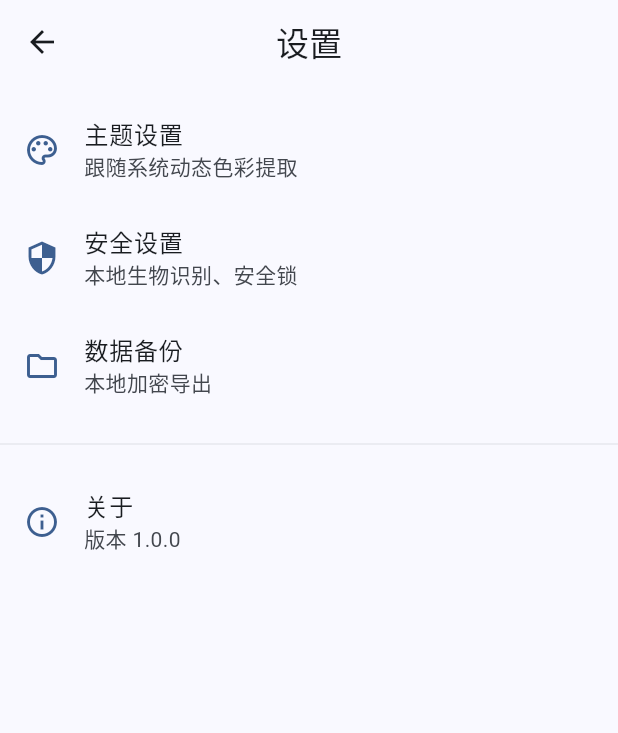
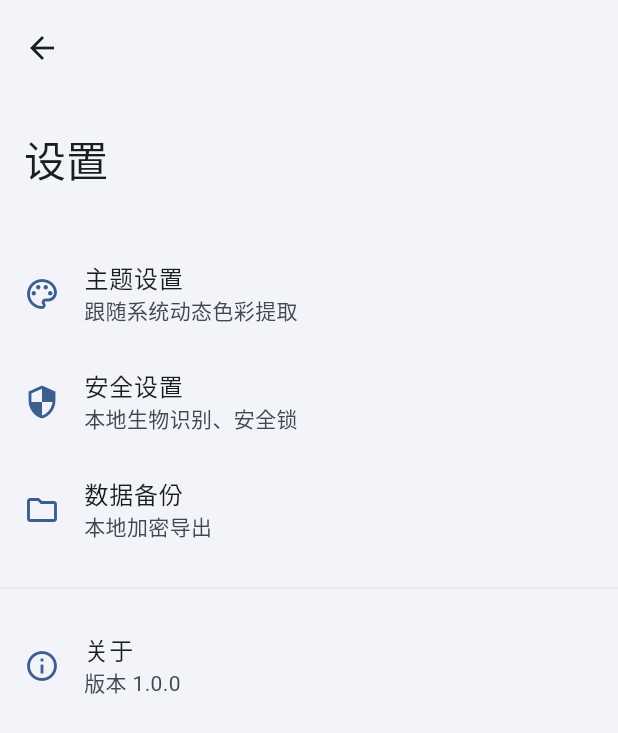
Before and after one commit to CFSL-E/PASS-F1, a Flutter app: the screen it shows after launch, after a tap on the "menu" icon, on a phone screen of 412 x 824 dp. Shown: the top 733 px of the screen. Run offline on Flutter 3.47's test engine with Material 3 defaults, Android fonts, the phone set to English and light mode, and no system bars; drawn by our look-alikes of dynamic_color.

Commit message:
Add files via upload

```diff
--- a/lib/main.dart
+++ b/lib/main.dart
@@ -1,68 +1,9 @@
 import 'package:flutter/material.dart';
 import 'package:dynamic_color/dynamic_color.dart';
-import 'package:animations/animations.dart';
 import 'screens/home_screen.dart';
 
 void main() {
   runApp(const PasswordManagerApp());
-}
-
-// 提供自定义带时长的 PageRoute，以达到 450ms 的沉稳 Pixel 动画体验
-class PixelPageRoute<T> extends PageRouteBuilder<T> {
-  final Widget page;
-
-  PixelPageRoute({required this.page})
-      : super(
-          pageBuilder: (context, animation, secondaryAnimation) => page,
-          transitionDuration: const Duration(milliseconds: 450),
-          reverseTransitionDuration: const Duration(milliseconds: 450),
-          transitionsBuilder: (context, animation, secondaryAnimation, child) {
-            final curveAnimation = CurvedAnimation(
-              parent: animation,
-              // 改用 easeInOutCubic 提供更沉稳的阻尼感，消除生硬弹跳
-              curve: Curves.easeInOutCubic,
-              reverseCurve: Curves.easeInOutCubic.flipped,
-            );
-
-            return SharedAxisTransition(
-              animation: curveAnimation,
-              secondaryAnimation: secondaryAnimation,
-              transitionType: SharedAxisTransitionType.horizontal,
-              // 消除黑色底层闪烁：填充与当前环境完全一致的表层背景色
-              fillColor: Theme.of(context).colorScheme.surface,
-              child: child,
-            );
-          },
-        );
-}
-
-// 全局兜底动画配置，顺便修复黑色遮罩问题与曲线统一
-class PixelPageTransitionsBuilder extends PageTransitionsBuilder {
-  const PixelPageTransitionsBuilder();
-
-  @override
-  Widget buildTransitions<T>(
-    PageRoute<T> route,
-    BuildContext context,
-    Animation<double> animation,
-    Animation<double> secondaryAnimation,
-    Widget child,
-  ) {
-    // 采用与 PixelPageRoute 相同的过渡曲线
-    final curveAnimation = CurvedAnimation(
-      parent: animation,
-      curve: Curves.easeInOutCubic,
-      reverseCurve: Curves.easeInOutCubic.flipped,
-    );
-
-    return SharedAxisTransition(
-      animation: curveAnimation,
-      secondaryAnimation: secondaryAnimation,
-      transitionType: SharedAxisTransitionType.horizontal,
-      fillColor: Theme.of(context).colorScheme.surface, // 修复黑色闪烁
-      child: child,
-    );
-  }
 }
 
 class PasswordManagerApp extends StatelessWidget {
@@ -90,10 +31,9 @@ class PasswordManagerApp extends StatelessWidget {
           theme: ThemeData(
             useMaterial3: true,
             colorScheme: lightScheme,
-            // 移除纯白背景强制覆盖，使用 MD3 默认自带的主题色调表面颜色 (surface)
             pageTransitionsTheme: const PageTransitionsTheme(
               builders: {
-                TargetPlatform.android: PixelPageTransitionsBuilder(),
+                TargetPlatform.android: PredictiveBackPageTransitionsBuilder(),
                 TargetPlatform.iOS: CupertinoPageTransitionsBuilder(),
               },
             ),
@@ -103,7 +43,7 @@ class PasswordManagerApp extends StatelessWidget {
             colorScheme: darkScheme,
             pageTransitionsTheme: const PageTransitionsTheme(
               builders: {
-                TargetPlatform.android: PixelPageTransitionsBuilder(),
+                TargetPlatform.android: PredictiveBackPageTransitionsBuilder(),
                 TargetPlatform.iOS: CupertinoPageTransitionsBuilder(),
               },
             ),
--- a/lib/screens/home_screen.dart
+++ b/lib/screens/home_screen.dart
@@ -1,5 +1,4 @@
 import 'package:flutter/material.dart';
-import '../main.dart'; // 引入自定义的 PixelPageRoute
 import 'settings_screen.dart';
 
 class HomeScreen extends StatefulWidget {
@@ -24,7 +23,7 @@ class _HomeScreenState extends State<HomeScreen> {
     final textTheme = Theme.of(context).textTheme;
 
     return Scaffold(
-      backgroundColor: colorScheme.surface, // 拥抱 M3 的原生表面色（带主题色调），去除惨白
+      backgroundColor: colorScheme.surfaceContainerLow, // Use distinct MD3 low surface background
       body: SafeArea(
         child: Column(
           children: [
@@ -35,7 +34,6 @@ class _HomeScreenState extends State<HomeScreen> {
               child: SearchBar(
                 hintText: '搜索密码',
                 elevation: const WidgetStatePropertyAll(0),
-                // 使用比底色深几个层级的颜色来区分搜索框，使其不融入背景
                 backgroundColor: WidgetStatePropertyAll(colorScheme.surfaceContainerHigh),
                 leading: IconButton(
                   icon: const Icon(Icons.menu),
@@ -43,10 +41,9 @@ class _HomeScreenState extends State<HomeScreen> {
                     // 防抖处理：避免误触连点堆叠多个二级页面
                     if (!ModalRoute.of(context)!.isCurrent) return;
 
-                    // 使用自定义时长的 PixelPageRoute 推入导航栈
                     Navigator.push(
                       context,
-                      PixelPageRoute(page: const SettingsScreen()),
+                      MaterialPageRoute(builder: (context) => const SettingsScreen()),
                     );
                   },
                 ),
@@ -133,7 +130,7 @@ class _HomeScreenState extends State<HomeScreen> {
   Widget _buildPasswordCard(Map<String, String> item, ColorScheme colorScheme, TextTheme textTheme) {
     return Container(
       decoration: BoxDecoration(
-        color: colorScheme.surfaceContainerLow,
+        color: colorScheme.surfaceContainerHighest,
         borderRadius: BorderRadius.circular(24),
       ),
       child: ListTile(
--- a/lib/screens/settings_screen.dart
+++ b/lib/screens/settings_screen.dart
@@ -9,24 +9,24 @@ class SettingsScreen extends StatelessWidget {
 
     // 返回一个全新的 Scaffold，这确保了它是真正的二级页面并占据整个系统导航视图
     return Scaffold(
-      backgroundColor: colorScheme.surface, // 二级页面通常用无特殊提亮的纯净底色
-      appBar: AppBar(
-        // automaticallyImplyLeading 为 true，会自动推断并带上原生的返回按钮
+      backgroundColor: colorScheme.surfaceContainerLow, // Use distinct MD3 low surface background
+      body: CustomScrollView(
+        slivers: [
+          SliverAppBar.large(
             automaticallyImplyLeading: true,
             title: const Text('设置'),
-        centerTitle: true,
-        backgroundColor: Colors.transparent,
+            centerTitle: false, // MD3 large app bar usually has left-aligned title when expanded
+            backgroundColor: Colors.transparent, // Ensures smooth transition with the background
             scrolledUnderElevation: 0,
           ),
-      body: ListView(
-        children: [
+          SliverList(
+            delegate: SliverChildListDelegate([
               const SizedBox(height: 8),
               ListTile(
                 leading: Icon(Icons.palette_outlined, color: colorScheme.primary),
                 title: const Text('主题设置'),
                 subtitle: const Text('跟随系统动态色彩提取'),
                 onTap: () {
-              // 继续向深层入栈时同样加防抖
                   if (!ModalRoute.of(context)!.isCurrent) return;
                 },
               ),
@@ -53,6 +53,8 @@ class SettingsScreen extends StatelessWidget {
                 subtitle: const Text('版本 1.0.0'),
                 onTap: () {},
               ),
+            ]),
+          ),
         ],
       ),
     );
```
Lines whose indentation alone changed are shown as unchanged.
